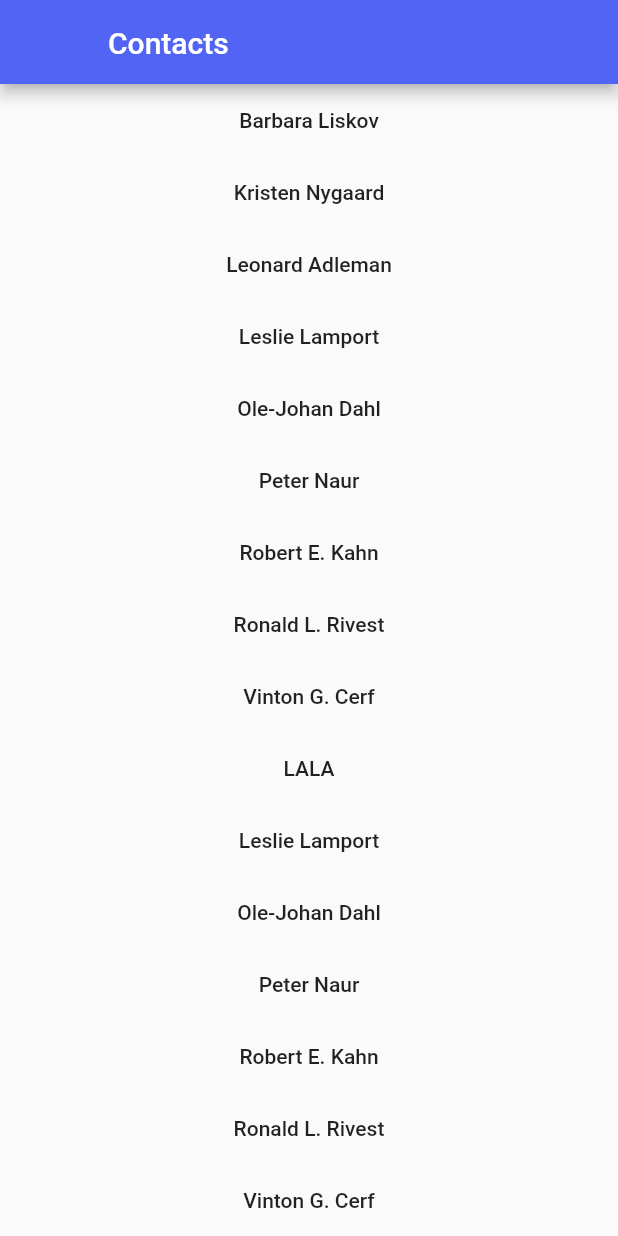
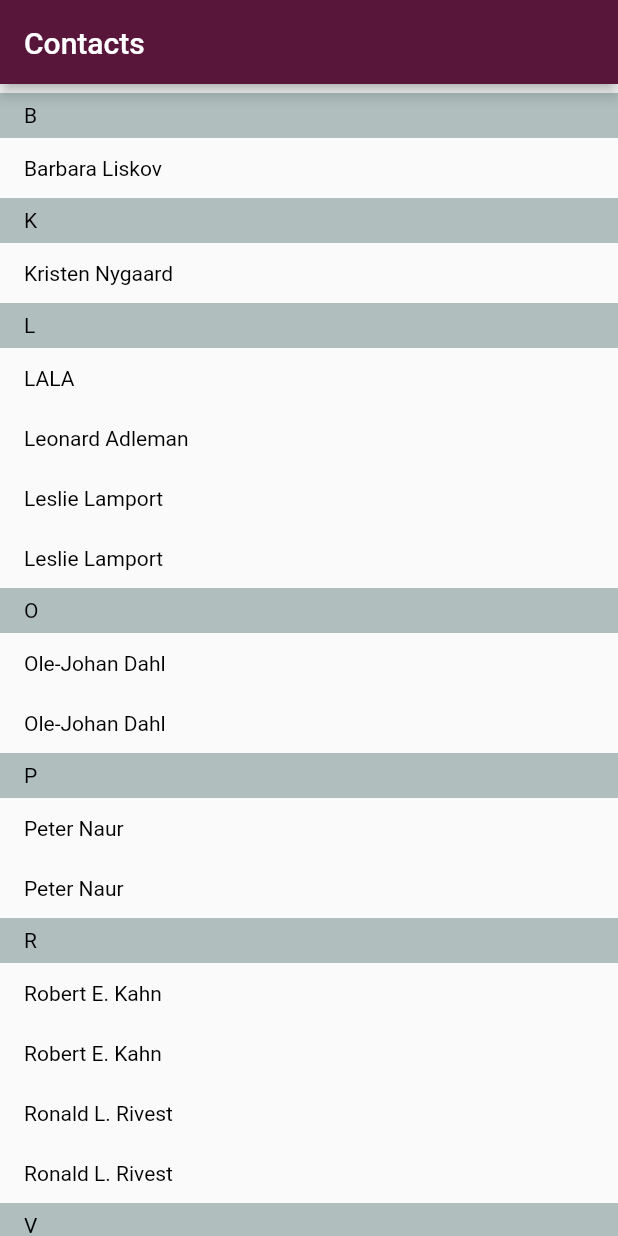
Before and after one commit to Dan-Ilies/flutter_challenge_contacts, a Flutter app: the screen it shows after launch, scrolled down 208 dp, on a phone screen of 412 x 824 dp. Run offline on Flutter 3.47's test engine with Material 2 defaults, Android fonts, the phone set to English and light mode, and no system bars; our stand-ins replace bloc, equatable, flutter_bloc; Roboto replaces fonts that are missing (Arial).

Commit message:
Create the header sections and sort the contacts. Display everything on the screen.

```diff
--- a/lib/app/app.dart
+++ b/lib/app/app.dart
@@ -19,7 +19,7 @@ class App extends StatelessWidget {
       debugShowCheckedModeBanner: false,
       theme: ThemeData(
         primarySwatch: Colors.blue,
-        appBarTheme: const AppBarTheme(color: AppColors.blueF4),
+        appBarTheme: const AppBarTheme(color: AppColors.violet3B),
       ),
       initialRoute: Routes.root,
       onGenerateRoute: _appRouter.generateRoute,
--- a/lib/core/contacts_list/contacts_list_screen.dart
+++ b/lib/core/contacts_list/contacts_list_screen.dart
@@ -1,4 +1,6 @@
 import 'package:challenge_about_you/core/contacts_list/bloc/contacts_list_bloc.dart';
+import 'package:challenge_about_you/infrastructure/grouped_list/grouped_list_item.dart';
+import 'package:challenge_about_you/infrastructure/grouped_list/grouped_list_view.dart';
 import 'package:challenge_about_you/navigation/routes.dart';
 import 'package:challenge_about_you/theme/test_styles.dart';
 import 'package:flutter/material.dart';
@@ -16,7 +18,10 @@ class ContactsListScreen extends StatelessWidget {
         child: BlocBuilder<ContactsListBloc, ContactsListState>(
           builder: (context, state) {
             if (state is ContactsListReceived) {
-              return _contactsCustom(state.contacts);
+              return GroupedListView(
+                title: 'Contacts',
+                elements: addressBookList(state.contacts),
+              );
             }
             return _welcome(context);
           },
@@ -32,31 +37,21 @@ class ContactsListScreen extends StatelessWidget {
     );
   }
 
-  Widget _contactsCustom(List<Contact> contacts) {
-    return CustomScrollView(
-      slivers: [
-        const SliverAppBar(
-          floating: true,
-          pinned: true,
-          expandedHeight: 120,
-          flexibleSpace: FlexibleSpaceBar(
-            title: Text('Contacts'),
-          ),
-        ),
-        SliverList(
-          delegate: SliverChildBuilderDelegate((context, index) {
-            return _row(context, contacts[index].name);
-          }, childCount: contacts.length),
-        ),
-      ],
-    );
-  }
-
-  Widget _row(BuildContext context, String name) {
-    return MaterialButton(
-      child: Text(name),
-      onPressed: () => Navigator.pushNamed(context, Routes.contactDetails),
-    );
+  List<ListItem> addressBookList(List<Contact> contacts) {
+    contacts.sort((first, second) {
+      return first.name.toLowerCase().compareTo(second.name.toLowerCase());
+    });
+    List<ListItem> items = [];
+    var sectionLetter = '';
+    for (var contact in contacts) {
+      final currentSectionLetter = contact.name[0].toUpperCase();
+      if (sectionLetter != currentSectionLetter) {
+        items.add(AddressBookHeader(currentSectionLetter));
+        sectionLetter = currentSectionLetter;
+      }
+      items.add(AddressBookContact(contact.name));
+    }
+    return items;
   }
 
 }
--- /dev/null
+++ b/lib/infrastructure/grouped_list/grouped_list_view.dart
@@ -0,0 +1,38 @@
+
+import 'package:challenge_about_you/infrastructure/grouped_list/grouped_list_item.dart';
+import 'package:flutter/cupertino.dart';
+import 'package:flutter/material.dart';
+
+class GroupedListView extends StatelessWidget {
+
+  final String title;
+  final List<ListItem> elements;
+
+  const GroupedListView({
+    required this.title,
+    required this.elements,
+  });
+
+  @override
+  Widget build(BuildContext context) {
+    return CustomScrollView(
+      slivers: [
+        SliverAppBar(
+          floating: true,
+          pinned: true,
+          expandedHeight: 120,
+          flexibleSpace: FlexibleSpaceBar(
+            title: Text(title),
+            titlePadding: const EdgeInsets.all(16),
+          ),
+        ),
+        SliverList(
+          delegate: SliverChildBuilderDelegate((context, index) {
+            return elements[index].build(context);
+          }, childCount: elements.length),
+        ),
+      ],
+    );
+  }
+
+}
--- a/lib/theme/colors.dart
+++ b/lib/theme/colors.dart
@@ -2,6 +2,9 @@
 import 'package:flutter/material.dart';
 
 abstract class AppColors {
+  static const violet3B = Color(0xFF59163B);
   static const blueF4 = Color(0xFF5164F4);
   static const grayC5 = Color(0xFFAAAFC5);
+  static const grayBE = Color(0xFFB0BFBE);
+
 }
```
Also changed, not shown: lib/infrastructure/grouped_list/grouped_list_item.dart (added, +47 -0 lines).
